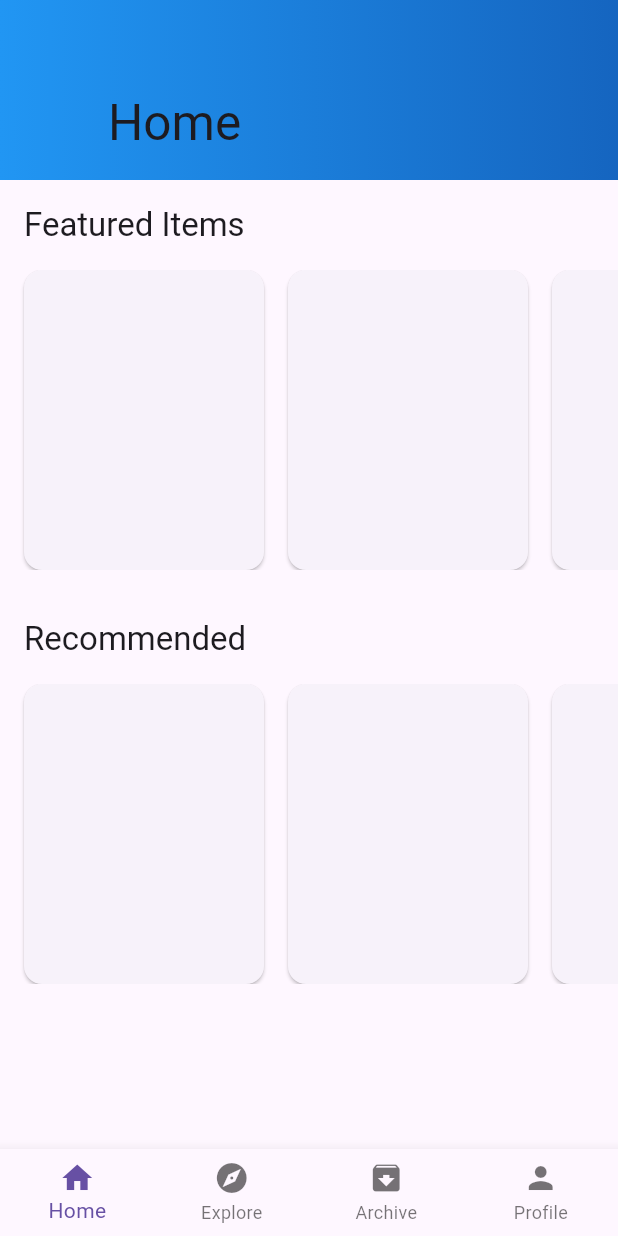
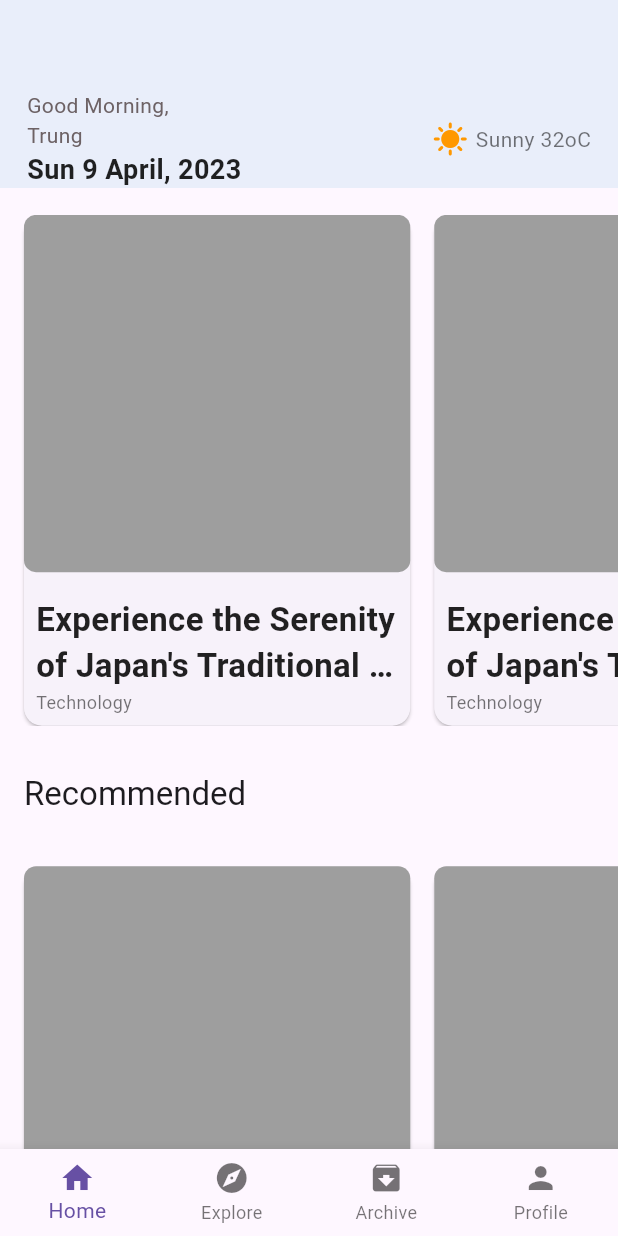
Before and after one commit to najibahmed/news_app, a Flutter app: the screen it shows after launch, on a phone screen of 412 x 824 dp. Run offline on Flutter 3.47's test engine with Material 3 defaults, Android fonts, the phone set to English and light mode, and no system bars; our stand-ins replace dio, flutter_riverpod, go_router, shared_preferences; Roboto replaces fonts that are missing (Poppins).

Commit message:
custom appbar, horizontal card

```diff
--- /dev/null
+++ b/lib/core/utils/dimension.dart
@@ -0,0 +1,21 @@
+
+
+class Dimension{
+  static double appBarHeight(screenHeight)=>screenHeight/6.56;
+
+  //  Screen Height:826.9090909090909
+  // Screen Width:392.72727272727275
+
+
+
+  static double featureItemCardWidth(screenWidth)=> screenWidth/1.6;
+  static double featureItemImgWidth(screenWidth)=> screenWidth/1.59;
+  static double featureItemImgHeight(screenHeight)=> screenHeight/3.46;
+  static double featureItemCardHeight(screenHeight)=> screenHeight/2.42;
+
+  static double height10(screenHeight)=>screenHeight/93.3;
+
+
+
+
+}
--- a/lib/presentation/views/home/dashBoard_page.dart
+++ b/lib/presentation/views/home/dashBoard_page.dart
@@ -31,6 +31,7 @@ class _DashboardState extends State<Dashboard> {
 
   @override
   Widget build(BuildContext context) {
+    final screenWidth=MediaQuery.of(context).size.width;
     return Scaffold(
       body: _pages[_selectedIndex],
       bottomNavigationBar: CustomBottomNavBar(
--- a/lib/presentation/views/home/home_tab.dart
+++ b/lib/presentation/views/home/home_tab.dart
@@ -9,6 +9,8 @@ class HomeTab extends ConsumerWidget {
 
   @override
   Widget build(BuildContext context, WidgetRef ref) {
+    final screenWidth=MediaQuery.of(context).size.width;
+    final screenHeight=MediaQuery.of(context).size.height;
     return CustomScrollView(
       slivers: [
         const CustomSliverAppBar(),
@@ -16,7 +18,6 @@ class HomeTab extends ConsumerWidget {
           child: Column(
             children: [
               HorizontalCardList(
-                title: 'Featured Items',
                 items: List.generate(10, (index) => 'Item $index'),
               ),
               const SizedBox(height: 16),
--- a/lib/presentation/views/home/widgets/custom_sliver_app_bar.dart
+++ b/lib/presentation/views/home/widgets/custom_sliver_app_bar.dart
@@ -1,20 +1,49 @@
 // presentation/views/home/widgets/custom_sliver_app_bar.dart
 import 'package:flutter/material.dart';
+import 'package:news_app/core/utils/dimension.dart';
+import 'package:news_app/presentation/widgets/big_text.dart';
+import 'package:news_app/presentation/widgets/small_text.dart';
 
 class CustomSliverAppBar extends StatelessWidget {
   const CustomSliverAppBar({super.key});
 
   @override
   Widget build(BuildContext context) {
+    final screenWidth=MediaQuery.of(context).size.width;
+    final screenHeight=MediaQuery.of(context).size.height;
     return SliverAppBar(
       floating: true,
-      expandedHeight: 120.0,
+      expandedHeight: Dimension.appBarHeight(screenHeight),
       flexibleSpace: FlexibleSpaceBar(
-        title: Text('Home'),
-        background: Container(
-          decoration: BoxDecoration(
-            gradient: LinearGradient(
-              colors: [Colors.blue, Colors.blue.shade800],
+        background: SafeArea(
+          child: Container(
+            padding: const EdgeInsets.only(left: 18,right: 18,top: 60),
+            decoration: const BoxDecoration(
+              color: Color(0xffE9EEFA),
+            ),
+            child: Row(
+              crossAxisAlignment: CrossAxisAlignment.center,
+              mainAxisAlignment: MainAxisAlignment.spaceBetween,
+              children: [
+                SizedBox(
+                  child: Column(
+                    crossAxisAlignment: CrossAxisAlignment.start,
+                    children: [
+                      SmallText(text: "Good Morning,\nTrung",size: 14,color: const Color(0xff6D6265),),
+                    BigText(text: "Sun 9 April, 2023",size: 18,)
+                    ],
+                  ),
+                ),
+                SizedBox(
+                  child: Row(
+                    children: [
+                      Icon(Icons.sunny,color: Colors.orange,),
+                      SizedBox(width: 5,),
+                      SmallText(text: "Sunny 32oC",size: 14,)
+                    ],
+                  ),
+                )
+              ],
             ),
           ),
         ),
--- a/lib/presentation/views/home/widgets/horizontal_card_list.dart
+++ b/lib/presentation/views/home/widgets/horizontal_card_list.dart
@@ -1,30 +1,39 @@
 // presentation/views/home/widgets/horizontal_card_list.dart
 import 'package:flutter/material.dart';
+import 'package:news_app/presentation/widgets/big_text.dart';
+import 'package:news_app/presentation/widgets/small_text.dart';
+
+import '../../../../core/utils/dimension.dart';
 
 class HorizontalCardList extends StatelessWidget {
-  final String title;
+  final String? title;
   final List<dynamic> items;
 
   const HorizontalCardList({
-    required this.title,
+    this.title,
     required this.items,
     super.key,
   });
 
   @override
   Widget build(BuildContext context) {
+    final screenWidth = MediaQuery.of(context).size.width;
+    final screenHeight = MediaQuery.of(context).size.height;
     return Column(
       crossAxisAlignment: CrossAxisAlignment.start,
       children: [
-        Padding(
+        title == null
+            ? const SizedBox.shrink()
+            : Padding(
                 padding: const EdgeInsets.all(16.0),
                 child: Text(
-            title,
+                  title!,
                   style: Theme.of(context).textTheme.titleLarge,
                 ),
               ),
+        SizedBox(height: Dimension.height10(screenHeight)*2,),
         SizedBox(
-          height: 200,
+          height: Dimension.featureItemCardHeight(screenHeight),
           child: ListView.builder(
             scrollDirection: Axis.horizontal,
             itemCount: items.length,
@@ -34,12 +43,37 @@ class HorizontalCardList extends StatelessWidget {
                   left: index == 0 ? 16 : 8,
                   right: index == items.length - 1 ? 16 : 8,
                 ),
-                child: Container(
-                  width: 160,
-                  padding: const EdgeInsets.all(8),
-                  child: // Your card content
-                  Container(),
+                child: SizedBox(
+                    width: Dimension.featureItemCardWidth(screenWidth),
+                    child: Column(
+                      children: [
+                        Container(
+                          height: Dimension.featureItemImgHeight(screenHeight),
+                          width: Dimension.featureItemCardWidth(screenWidth),
+                          decoration: const BoxDecoration(
+                            color: Colors.grey,
+                            borderRadius: BorderRadius.all(Radius.circular(8)),
                           ),
+                        ),
+                        Container(
+                          padding: const EdgeInsets.only(
+                              top: 16, right: 8, bottom: 16, left: 8),
+                          child: Column(
+                            crossAxisAlignment: CrossAxisAlignment.start,
+                            children: [
+                              BigText(
+                                  text:
+                                      "Experience the Serenity of Japan's Traditional Countryside",
+                                  size: 22),
+                              SmallText(
+                                text: "Technology",
+                                size: 12,
+                              )
+                            ],
+                          ),
+                        )
+                      ],
+                    )),
               );
             },
           ),
--- /dev/null
+++ b/lib/presentation/widgets/big_text.dart
@@ -0,0 +1,26 @@
+
+import 'package:flutter/material.dart';
+
+
+class BigText extends StatelessWidget {
+  final Color? color;
+  double size;
+  final String text;
+  TextOverflow overflow;
+  BigText({super.key,this.color,required this.text,this.overflow=TextOverflow.ellipsis,this.size=0});
+
+  @override
+  Widget build(BuildContext context) {
+    return Text(
+      overflow: overflow,
+      text,
+      maxLines: 2,
+      style: TextStyle(
+        fontFamily: "Poppins" ,//GoogleFonts.acme().fontFamily,
+        fontSize: size==0?20: size,
+        color: color?? Colors.black87,
+        fontWeight: FontWeight.w600,
+      ),
+    );
+  }
+}
--- /dev/null
+++ b/lib/presentation/widgets/small_text.dart
@@ -0,0 +1,21 @@
+import 'package:flutter/material.dart';
+
+class SmallText extends StatelessWidget {
+  final Color? color;
+  double size;
+  final String text;
+
+  SmallText({super.key, this.color, required this.text, this.size = 12});
+
+  @override
+  Widget build(BuildContext context) {
+    return Text(
+      text,
+      style: TextStyle(
+        fontFamily: "Poppins",
+        fontSize: size,
+        color: color ?? Colors.black54,
+      ),
+    );
+  }
+}
--- a/pubspec.yaml
+++ b/pubspec.yaml
@@ -41,6 +41,7 @@ dependencies:
   pretty_dio_logger: ^1.4.0
   shared_preferences: ^2.5.2
   intl:
+  cached_network_image: ^3.4.1
 
 dev_dependencies:
   flutter_test:
```
Also changed, not shown: pubspec.lock, 1 other file. Lines whose indentation alone changed are shown as unchanged.
